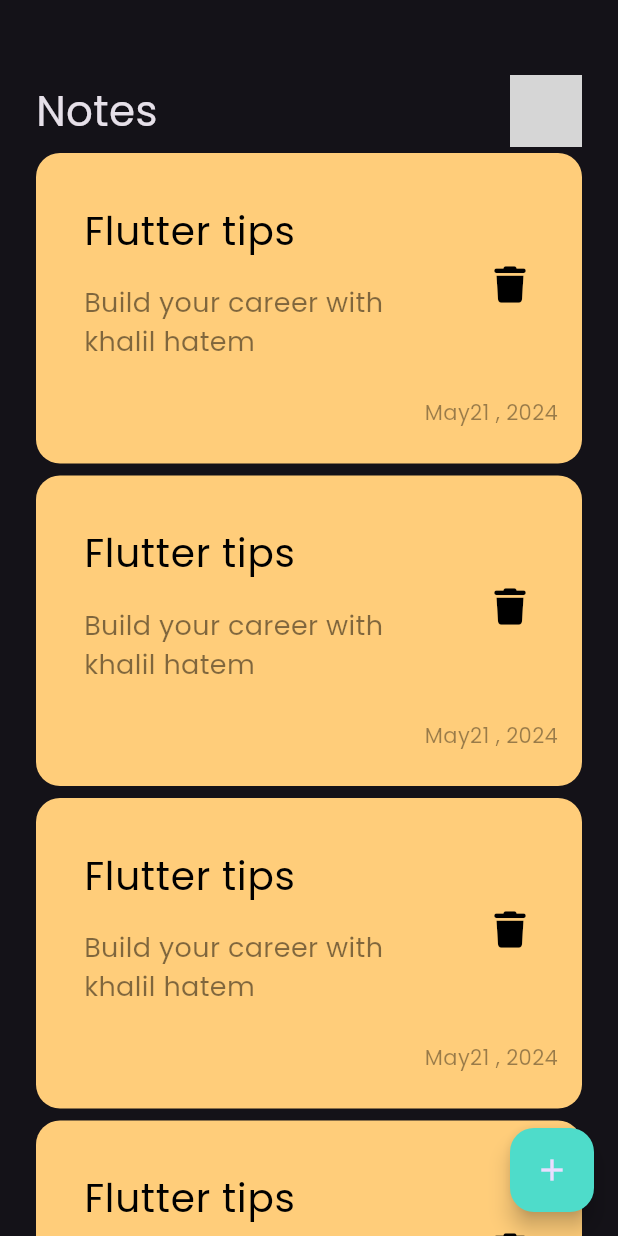
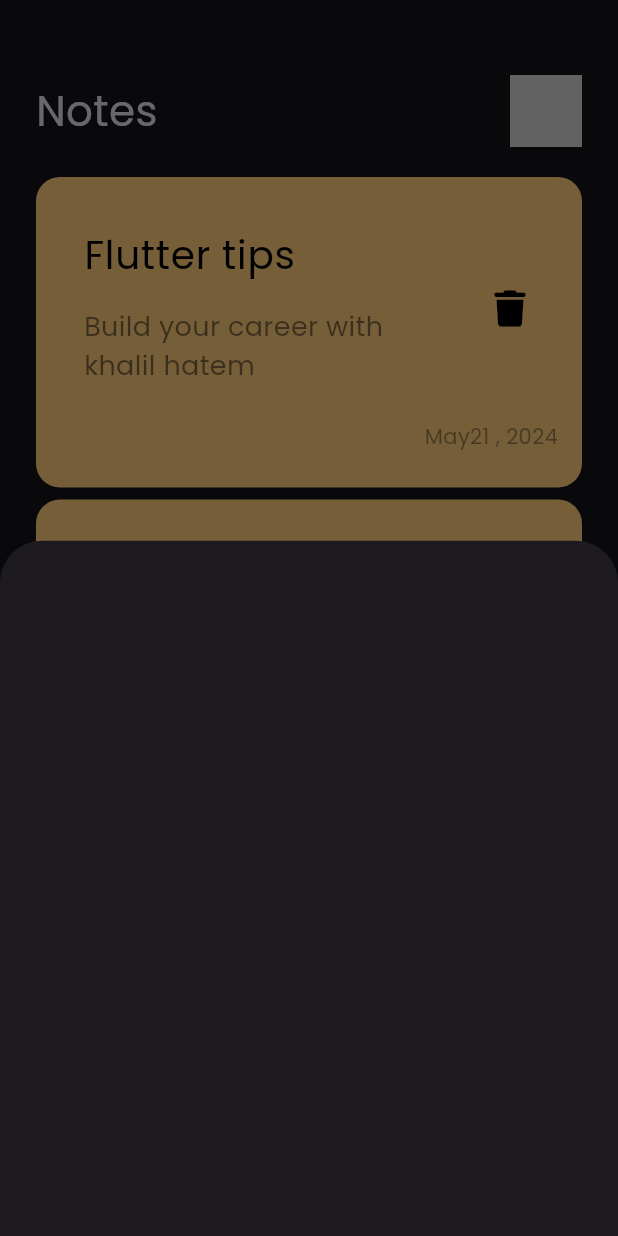
Before and after one commit to khalil848/notes_app, a Flutter app: the screen it shows after launch, after a tap on the "add" icon, on a phone screen of 412 x 824 dp. Run offline on Flutter 3.47's test engine with Material 3 defaults, Android fonts, the phone set to English and light mode, and no system bars; our stand-ins replace font_awesome_flutter; grey boxes are pictures that could not be loaded.

Commit message:
show model bottm sheet

```diff
--- a/lib/views/notes_view.dart
+++ b/lib/views/notes_view.dart
@@ -1,4 +1,5 @@
 import 'package:flutter/material.dart';
+import 'package:notes_app/widgets/add_note_buttom_sheet.dart';
 import 'package:notes_app/widgets/notes_view_body.dart';
 
 class NotesView extends StatelessWidget {
@@ -8,9 +9,15 @@
   Widget build(BuildContext context) {
     return Scaffold(
       floatingActionButton: FloatingActionButton(
-        backgroundColor: Color(0xff4EDCCA),
-        onPressed: () {},
-        child: Icon(
+        backgroundColor: const Color(0xff4EDCCA),
+        onPressed: () {
+          showModalBottomSheet(
+              context: context,
+              builder: (context) {
+                return const AddNoteButtomSheet();
+              });
+        },
+        child: const Icon(
           Icons.add,
         ),
       ),
--- /dev/null
+++ b/lib/widgets/add_note_buttom_sheet.dart
@@ -0,0 +1,10 @@
+import 'package:flutter/material.dart';
+
+class AddNoteButtomSheet extends StatelessWidget {
+  const AddNoteButtomSheet({super.key});
+
+  @override
+  Widget build(BuildContext context) {
+    return Container();
+  }
+}
--- a/lib/widgets/notes_list_view.dart
+++ b/lib/widgets/notes_list_view.dart
@@ -6,11 +6,16 @@
   final data = const [];
   @override
   Widget build(BuildContext context) {
-    return ListView.builder(itemBuilder: (context, index) {
-      return const Padding(
-        padding: EdgeInsets.symmetric(vertical: 4),
-        child: NoteItem(),
-      );
-    });
+    return Padding(
+      padding: const EdgeInsets.symmetric(vertical: 16),
+      child: ListView.builder(
+          padding: EdgeInsets.zero,
+          itemBuilder: (context, index) {
+            return const Padding(
+              padding: EdgeInsets.symmetric(vertical: 4),
+              child: NoteItem(),
+            );
+          }),
+    );
   }
 }
```
